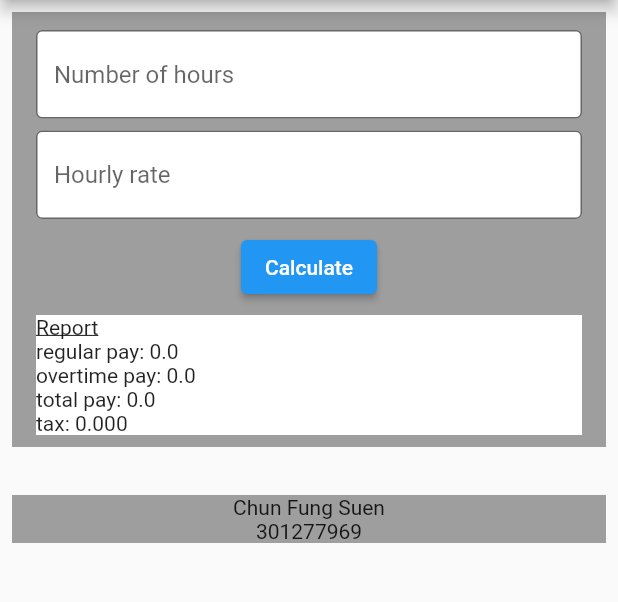
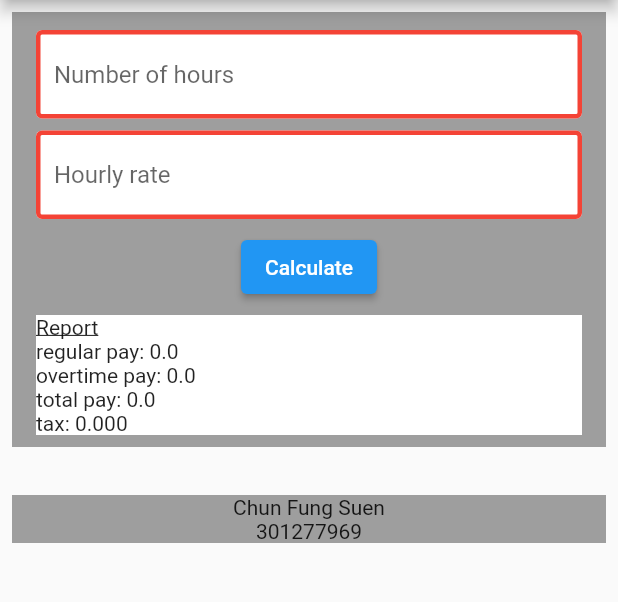
Before and after one commit to alan89251/pay_calculator, a Flutter app: the screen it shows after launch, after a tap on "Calculate", on a phone screen of 412 x 824 dp, the part 84-686 px from its top. Run offline on Flutter 3.47's test engine with Material 2 defaults, Android fonts, the phone set to English and light mode, and no system bars.

Commit message:
Add validation

```diff
--- a/lib/ui/main_part.dart
+++ b/lib/ui/main_part.dart
@@ -12,6 +12,14 @@ class MainPart extends StatefulWidget {
 class _MainPartState extends State<MainPart> {
   final _numberOfHoursController = TextEditingController();
   final _hourlyRateController = TextEditingController();
+  bool _isNumberOfHoursValid = true;
+  bool _ishourlyRateValid = true;
+  Color get _isNumberOfHoursTextFieldBorderColor {
+    return _isNumberOfHoursValid ? Colors.grey : Colors.red;
+  }
+  Color get _hourlyRateTextFieldBorderColor {
+    return _ishourlyRateValid ? Colors.grey : Colors.red;
+  }
 
   @override
   void dispose() {
@@ -33,8 +41,19 @@ class _MainPartState extends State<MainPart> {
                   padding: const EdgeInsets.fromLTRB(16.0, 12.0, 16.0, 4.0),
                   child: TextField(
                     controller: _numberOfHoursController,
-                    decoration: const InputDecoration(
-                      border: OutlineInputBorder(),
+                    decoration: InputDecoration(
+                      enabledBorder: OutlineInputBorder(
+                        borderSide: BorderSide(
+                          width: 3,
+                          color: _isNumberOfHoursTextFieldBorderColor,
+                        ),
+                      ),
+                      focusedBorder: OutlineInputBorder(
+                        borderSide: BorderSide(
+                          width: 3,
+                          color: _isNumberOfHoursTextFieldBorderColor,
+                        ),
+                      ),
                       hintText: 'Number of hours',
                       filled: true,
                       fillColor: Colors.white,
@@ -47,8 +66,19 @@ class _MainPartState extends State<MainPart> {
                   padding: const EdgeInsets.fromLTRB(16.0, 4.0, 16.0, 4.0),
                   child: TextField(
                     controller: _hourlyRateController,
-                      decoration: const InputDecoration(
-                        border: OutlineInputBorder(),
+                    decoration: InputDecoration(
+                      enabledBorder: OutlineInputBorder(
+                        borderSide: BorderSide(
+                          width: 3,
+                          color: _hourlyRateTextFieldBorderColor
+                        )
+                      ),
+                      focusedBorder: OutlineInputBorder(
+                        borderSide: BorderSide(
+                          width: 3,
+                          color: _hourlyRateTextFieldBorderColor
+                        )
+                      ),
                       hintText: 'Hourly rate',
                       filled: true,
                       fillColor: Colors.white,
@@ -61,6 +91,15 @@ class _MainPartState extends State<MainPart> {
                   padding: const EdgeInsets.fromLTRB(16.0, 4.0, 16.0, 4.0),
                   child: ElevatedButton(
                     onPressed: () {
+                      setState(() {
+                        _isNumberOfHoursValid = _numberOfHoursController.text.contains(RegExp('^[0-9]+\$'));
+                      });
+                      setState(() {
+                        _ishourlyRateValid = _hourlyRateController.text.contains(RegExp('([0-9]*[.])?[0-9]+'));
+                      });
+                      if (!_isNumberOfHoursValid || !_ishourlyRateValid) {
+                        return;
+                      }
                       payModel.setInfo(int.parse(_numberOfHoursController.text), double.parse(_hourlyRateController.text));
                     },
                     child: const Text('Calculate')
```
Lines whose indentation alone changed are shown as unchanged.
